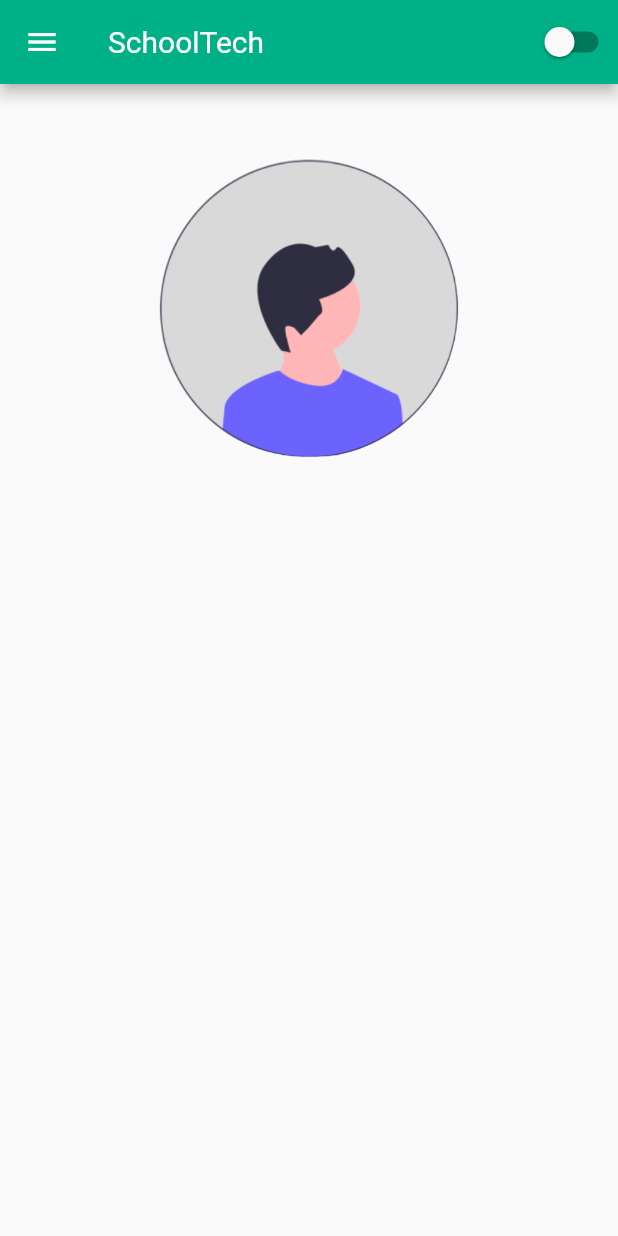
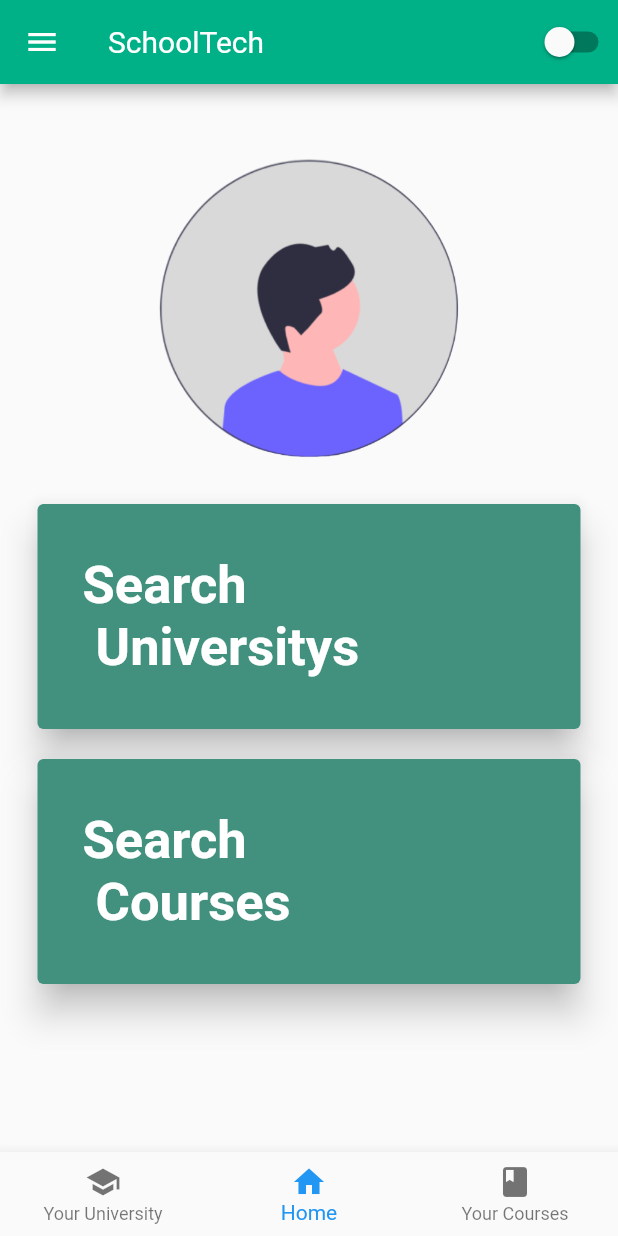
Before and after one commit to naudofp/devnet-frontend, a Flutter app: the screen it shows after launch, after a tap on "Sign in", on a phone screen of 412 x 824 dp. Run offline on Flutter 3.47's test engine with Material 2 defaults, Android fonts, the phone set to English and light mode, and no system bars; our stand-ins replace shared_preferences; missing offline and left inert: custom_signin_buttons.

Commit message:
Create View HomeStudent

```diff
--- /dev/null
+++ b/lib/app/components/card_home_student.dart
@@ -0,0 +1,30 @@
+import 'dart:math';
+
+import 'package:custom_signin_buttons/button_list.dart';
+import 'package:flutter/material.dart';
+
+class CardHomeStudent extends StatelessWidget {
+  final String text;
+  final String route;
+
+  const CardHomeStudent({super.key, required this.text, required this.route});
+
+  @override
+  Widget build(BuildContext context) {
+    return ElevatedButton(
+        child: Text(text),
+        onPressed: () {
+          Navigator.of(context).pushNamed(route);
+        },
+        style: ElevatedButton.styleFrom(
+            backgroundColor: Color.fromARGB(255, 65, 145, 126),
+            fixedSize: Size(600, 150),
+            textStyle: const TextStyle(
+              fontSize: 35,
+              fontWeight: FontWeight.bold,
+            ),
+            elevation: 10,
+            padding: EdgeInsets.only(left: 30),
+            alignment: Alignment.centerLeft));
+  }
+}
--- /dev/null
+++ b/lib/app/view/core/your_courses_view.dart
@@ -0,0 +1,14 @@
+import 'package:flutter/cupertino.dart';
+import 'package:flutter/src/widgets/container.dart';
+import 'package:flutter/src/widgets/framework.dart';
+
+class YourCourses extends StatelessWidget {
+  const YourCourses({super.key});
+
+  @override
+  Widget build(BuildContext context) {
+    return Container(
+      child: Center(child: Text('Your Courses')),
+    );
+  }
+}
--- a/lib/login/login_page.dart
+++ b/lib/app/view/login/login_page.dart
@@ -1,6 +1,6 @@
 import 'package:custom_signin_buttons/custom_signin_buttons.dart';
 import 'package:flutter/material.dart';
-import 'package:schooltech/app_controller.dart';
+import 'package:schooltech/app/controller/app_controller.dart';
 import 'package:shared_preferences/shared_preferences.dart';
 import 'package:http/http.dart' as http;
 
@@ -86,7 +86,6 @@ class LoginState extends State<LoginPage> {
                             ),
                             ElevatedButton(
                               onPressed: () => {
-                                login(),
                                 Navigator.of(context)
                                     .pushReplacementNamed('/home-student')
                               },
@@ -172,10 +171,3 @@ class SwitchTheme extends StatelessWidget {
     );
   }
 }
-
-Future login() async {
-  var url = Uri.parse('http://localhost:8080/course');
-  var response = await http.get(url);
-  print(response);
-  return false;
-}
--- a/lib/student/home_student.dart
+++ b/lib/app/view/student/home_student.dart
@@ -1,7 +1,8 @@
-import 'dart:math';
-
 import 'package:flutter/material.dart';
-import 'package:schooltech/app_controller.dart';
+import 'package:schooltech/app/view/core/your_courses_view.dart';
+import 'package:schooltech/app/view/student/home_student_view.dart';
+import 'package:schooltech/app/view/student/universityStudent/your_university_view.dart';
+import 'package:schooltech/app/controller/app_controller.dart';
 
 class HomeStudent extends StatefulWidget {
   @override
@@ -11,9 +12,27 @@ class HomeStudent extends StatefulWidget {
 }
 
 class HomeStudentState extends State<HomeStudent> {
+  int currentOption = 1;
+
   @override
   Widget build(BuildContext context) {
     return Scaffold(
+        bottomNavigationBar: BottomNavigationBar(
+          type: BottomNavigationBarType.fixed,
+          currentIndex: currentOption,
+          onTap: (value) {
+            setState(() {
+              currentOption = value;
+            });
+          },
+          items: [
+            BottomNavigationBarItem(
+                icon: Icon(Icons.school), label: 'Your University'),
+            BottomNavigationBarItem(icon: Icon(Icons.home), label: 'Home'),
+            BottomNavigationBarItem(
+                icon: Icon(Icons.book), label: 'Your Courses'),
+          ],
+        ),
         drawer: MenuBurguer(),
         appBar: AppBar(
           backgroundColor: const Color.fromARGB(255, 0, 177, 136),
@@ -23,21 +42,10 @@ class HomeStudentState extends State<HomeStudent> {
           ),
           actions: [SwitchTheme()],
         ),
-      body: SingleChildScrollView(
-        child: Column(
-          children: [
-            SizedBox(height: 50),
-            Container(
-                alignment: Alignment.topCenter,
-                child: Image.asset(
-                  'assets/images/avatar_male.png',
-                  width: 200,
-                  height: 200,
-                ))
-          ],
-        ),
-      ),
-    );
+        body: IndexedStack(
+          index: currentOption,
+          children: [YourUniversity(), HomeStudentView(), YourCourses()],
+        ));
   }
 }
 
--- /dev/null
+++ b/lib/app/view/student/home_student_view.dart
@@ -0,0 +1,43 @@
+import 'package:flutter/material.dart';
+import 'package:schooltech/app/components/card_home_student.dart';
+
+class HomeStudentView extends StatelessWidget {
+  const HomeStudentView({super.key});
+
+  @override
+  Widget build(BuildContext context) {
+    return Scaffold(
+      body: SingleChildScrollView(
+        child: Padding(
+          padding:
+              const EdgeInsets.only(top: 50, left: 25, right: 25, bottom: 10),
+          child: Column(
+            children: [
+              Container(
+                  alignment: Alignment.topCenter,
+                  child: Image.asset(
+                    'assets/images/avatar_male.png',
+                    width: 200,
+                    height: 200,
+                  )),
+              SizedBox(
+                height: 30,
+              ),
+              CardHomeStudent(
+                text: 'Search \n Universitys',
+                route: '/search-univeristys',
+              ),
+              SizedBox(
+                height: 20,
+              ),
+              CardHomeStudent(
+                text: 'Search \n Courses',
+                route: '/search-courses',
+              ),
+            ],
+          ),
+        ),
+      ),
+    );
+  }
+}
--- /dev/null
+++ b/lib/app/view/student/search/search_course_view.dart
@@ -0,0 +1,14 @@
+import 'package:flutter/cupertino.dart';
+import 'package:flutter/src/widgets/container.dart';
+import 'package:flutter/src/widgets/framework.dart';
+
+class SearchCourse extends StatelessWidget {
+  const SearchCourse({super.key});
+
+  @override
+  Widget build(BuildContext context) {
+    return Container(
+      child: Text('Search Courses'),
+    );
+  }
+}
--- /dev/null
+++ b/lib/app/view/student/search/search_universitys_view.dart
@@ -0,0 +1,11 @@
+import 'package:flutter/src/widgets/container.dart';
+import 'package:flutter/src/widgets/framework.dart';
+
+class SearchUniversity extends StatelessWidget {
+  const SearchUniversity({super.key});
+
+  @override
+  Widget build(BuildContext context) {
+    return Container();
+  }
+}
--- /dev/null
+++ b/lib/app/view/student/universityStudent/your_university_view.dart
@@ -0,0 +1,14 @@
+import 'package:flutter/cupertino.dart';
+import 'package:flutter/src/widgets/container.dart';
+import 'package:flutter/src/widgets/framework.dart';
+
+class YourUniversity extends StatelessWidget {
+  const YourUniversity({super.key});
+
+  @override
+  Widget build(BuildContext context) {
+    return Container(
+      child: Center(child: Text('Your University')),
+    );
+  }
+}
--- a/lib/app_widget.dart
+++ b/lib/app_widget.dart
@@ -1,7 +1,9 @@
 import 'package:flutter/material.dart';
-import 'package:schooltech/app_controller.dart';
-import 'package:schooltech/login/login_page.dart';
-import 'package:schooltech/student/home_student.dart';
+import 'package:schooltech/app/view/student/search/search_course_view.dart';
+import 'package:schooltech/app/view/student/search/search_universitys_view.dart';
+import 'package:schooltech/app/controller/app_controller.dart';
+import 'package:schooltech/app/view/login/login_page.dart';
+import 'package:schooltech/app/view/student/home_student.dart';
 
 class AppWidget extends StatelessWidget {
   @override
@@ -17,7 +19,9 @@ class AppWidget extends StatelessWidget {
                   : Brightness.light),
           routes: {
             '/': (context) => LoginPage(),
-            '/home-student': (context) => HomeStudent()
+            '/home-student': (context) => HomeStudent(),
+            '/search-univeristys': (context) => SearchUniversity(),
+            '/search-courses': (context) => SearchCourse(),
           },
         );
       },
```
Also changed, not shown: lib/app/controller/app_controller.dart (renamed from lib/app_controller.dart), lib/app/view/login/welcome_page.dart (renamed from lib/login/welcome_page.dart), lib/app/view/university/home_university.dart (added). Lines whose indentation alone changed are shown as unchanged.
